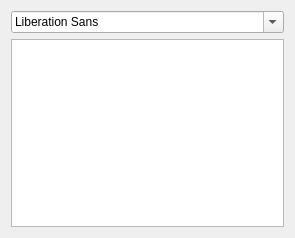
Before: the Qt Designer form myLayout/myLayout/mywidget.ui in CuiBaoping/qt-test, drawn with Qt 5.
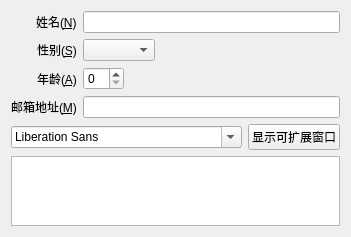
After: the same form once the commit is applied.

Diff of the .ui file:
```diff
--- a/myLayout/myLayout/mywidget.ui
+++ b/myLayout/myLayout/mywidget.ui
@@ -6,8 +6,8 @@
    <rect>
     <x>0</x>
     <y>0</y>
-    <width>295</width>
-    <height>238</height>
+    <width>333</width>
+    <height>229</height>
    </rect>
   </property>
   <property name="windowTitle">
@@ -15,7 +15,96 @@
   </property>
   <layout class="QVBoxLayout" name="verticalLayout">
    <item>
-    <widget class="QFontComboBox" name="fontComboBox"/>
+    <layout class="QFormLayout" name="formLayout">
+     <property name="fieldGrowthPolicy">
+      <enum>QFormLayout::ExpandingFieldsGrow</enum>
+     </property>
+     <property name="labelAlignment">
+      <set>Qt::AlignRight|Qt::AlignTrailing|Qt::AlignVCenter</set>
+     </property>
+     <item row="0" column="0">
+      <widget class="QLabel" name="nLabel">
+       <property name="text">
+        <string>姓名(&amp;N)</string>
+       </property>
+       <property name="buddy">
+        <cstring>nLineEdit</cstring>
+       </property>
+      </widget>
+     </item>
+     <item row="0" column="1">
+      <widget class="QLineEdit" name="nLineEdit"/>
+     </item>
+     <item row="1" column="0">
+      <widget class="QLabel" name="sLabel">
+       <property name="text">
+        <string>性别(&amp;S)</string>
+       </property>
+       <property name="buddy">
+        <cstring>sComboBox</cstring>
+       </property>
+      </widget>
+     </item>
+     <item row="1" column="1">
+      <widget class="QComboBox" name="sComboBox"/>
+     </item>
+     <item row="2" column="0">
+      <widget class="QLabel" name="aLabel">
+       <property name="text">
+        <string>年龄(&amp;A)</string>
+       </property>
+       <property name="buddy">
+        <cstring>aSpinBox</cstring>
+       </property>
+      </widget>
+     </item>
+     <item row="2" column="1">
+      <widget class="QSpinBox" name="aSpinBox"/>
+     </item>
+     <item row="3" column="0">
+      <widget class="QLabel" name="mLabel">
+       <property name="text">
+        <string>邮箱地址(&amp;M)</string>
+       </property>
+       <property name="buddy">
+        <cstring>mLineEdit</cstring>
+       </property>
+      </widget>
+     </item>
+     <item row="3" column="1">
+      <widget class="QLineEdit" name="mLineEdit"/>
+     </item>
+    </layout>
+   </item>
+   <item>
+    <layout class="QHBoxLayout" name="horizontalLayout">
+     <item>
+      <widget class="QFontComboBox" name="fontComboBox"/>
+     </item>
+     <item>
+      <widget class="QPushButton" name="pushButton">
+       <property name="text">
+        <string>显示可扩展窗口</string>
+       </property>
+       <property name="checkable">
+        <bool>false</bool>
+       </property>
+      </widget>
+     </item>
+    </layout>
+   </item>
+   <item>
+    <spacer name="verticalSpacer">
+     <property name="orientation">
+      <enum>Qt::Vertical</enum>
+     </property>
+     <property name="sizeHint" stdset="0">
+      <size>
+       <width>17</width>
+       <height>26</height>
+      </size>
+     </property>
+    </spacer>
    </item>
    <item>
     <widget class="QTextEdit" name="textEdit"/>
```
